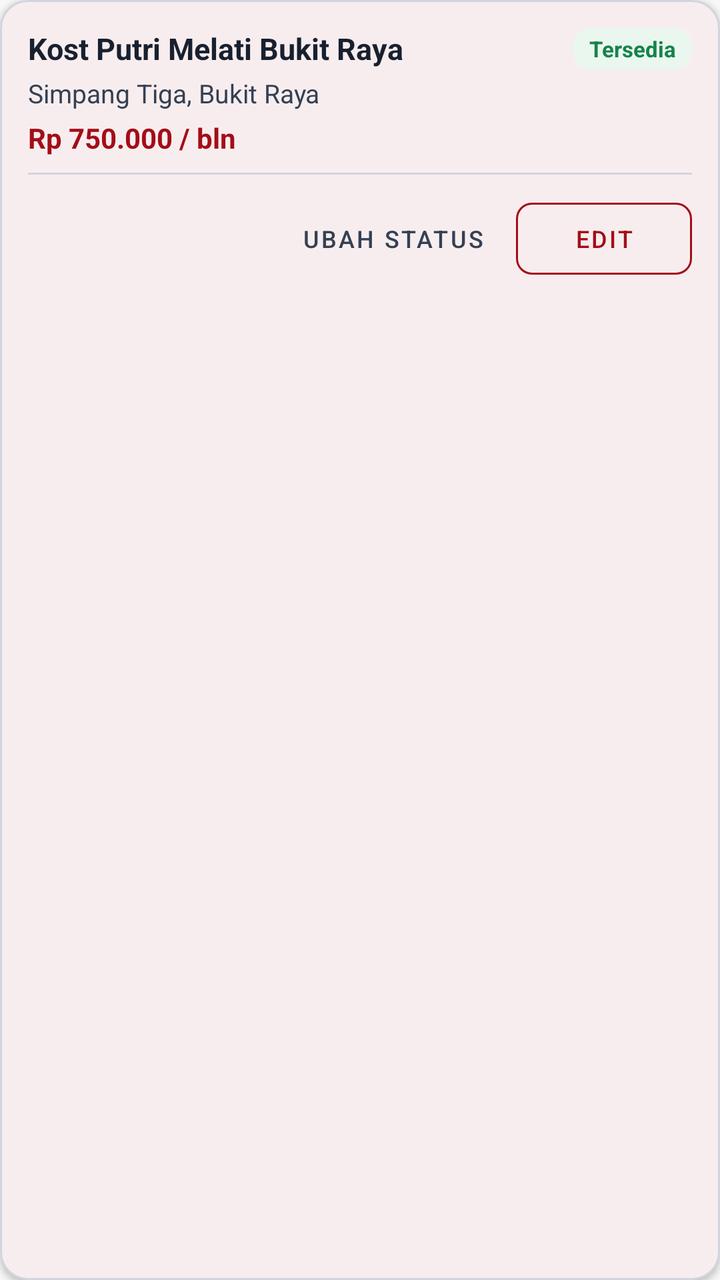
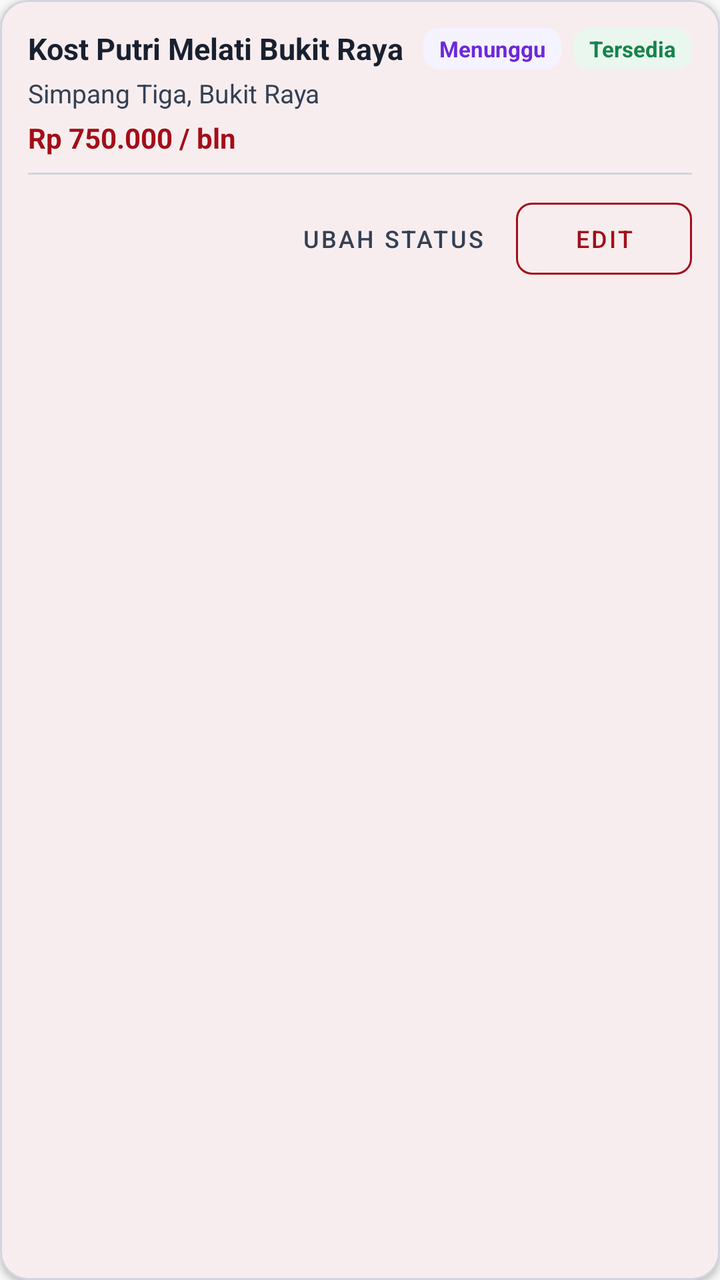

An Android layout rendered at two revisions. The XML below is the earlier revision; the diff shows what the commit changed to produce the second picture.
<!-- AndroidManifest.xml: application theme Theme.CariKostKita -->
<!-- res/layout/item_admin_kost_card.xml -->
<?xml version="1.0" encoding="utf-8"?>
<com.google.android.material.card.MaterialCardView xmlns:android="http://schemas.android.com/apk/res/android"
    xmlns:app="http://schemas.android.com/apk/res-auto"
    android:layout_width="match_parent"
    android:layout_height="wrap_content"
    android:layout_marginHorizontal="16dp"
    android:layout_marginVertical="6dp"
    app:cardBackgroundColor="@color/surface"
    app:cardCornerRadius="14dp"
    app:cardElevation="2dp"
    app:strokeColor="@color/border"
    app:strokeWidth="1dp">

    <LinearLayout
        android:layout_width="match_parent"
        android:layout_height="wrap_content"
        android:orientation="vertical"
        android:padding="14dp">

        <LinearLayout
            android:layout_width="match_parent"
            android:layout_height="wrap_content"
            android:gravity="center_vertical"
            android:orientation="horizontal">

            <TextView
                android:id="@+id/tv_admin_kost_name"
                android:layout_width="0dp"
                android:layout_height="wrap_content"
                android:layout_weight="1"
                android:ellipsize="end"
                android:maxLines="1"
                android:text="Kost Putri Melati Bukit Raya"
                android:textColor="@color/text_primary"
                android:textSize="15sp"
                android:textStyle="bold" />

            <TextView
                android:id="@+id/tv_admin_kost_status"
                android:layout_width="wrap_content"
                android:layout_height="wrap_content"
                android:background="@drawable/bg_badge_tersedia"
                android:paddingHorizontal="8dp"
                android:paddingVertical="3dp"
                android:text="Tersedia"
                android:textColor="@color/status_tersedia"
                android:textSize="11sp"
                android:textStyle="bold" />
        </LinearLayout>

        <TextView
            android:id="@+id/tv_admin_kost_location"
            android:layout_width="match_parent"
            android:layout_height="wrap_content"
            android:layout_marginTop="3dp"
            android:text="Simpang Tiga, Bukit Raya"
            android:textColor="@color/text_secondary"
            android:textSize="13sp" />

        <TextView
            android:id="@+id/tv_admin_kost_price"
            android:layout_width="wrap_content"
            android:layout_height="wrap_content"
            android:layout_marginTop="4dp"
            android:text="Rp 750.000 / bln"
            android:textColor="@color/primary"
            android:textSize="14sp"
            android:textStyle="bold" />

        <View
            android:layout_width="match_parent"
            android:layout_height="1dp"
            android:layout_marginVertical="8dp"
            android:background="@color/border" />

        
        <LinearLayout
            android:layout_width="match_parent"
            android:layout_height="wrap_content"
            android:gravity="end"
            android:orientation="horizontal">

            <com.google.android.material.button.MaterialButton
                android:id="@+id/btn_admin_toggle_status"
                style="@style/Widget.MaterialComponents.Button.TextButton"
                android:layout_width="wrap_content"
                android:layout_height="wrap_content"
                android:text="Ubah Status"
                android:textColor="@color/text_secondary"
                android:textSize="12sp" />

            <com.google.android.material.button.MaterialButton
                android:id="@+id/btn_admin_edit_kost"
                style="@style/Widget.MaterialComponents.Button.OutlinedButton"
                android:layout_width="wrap_content"
                android:layout_height="wrap_content"
                android:layout_marginStart="8dp"
                android:text="Edit"
                android:textColor="@color/primary"
                android:textSize="12sp"
                app:cornerRadius="8dp"
                app:strokeColor="@color/primary" />
        </LinearLayout>

    </LinearLayout>

</com.google.android.material.card.MaterialCardView>
<!-- resources referenced by this layout -->
<resources>
  <color name="border">#D0D5DD</color>
  <color name="primary">#A30D18</color>
  <color name="status_tersedia">#16834B</color>
  <color name="surface">#FFFFFF</color>
  <color name="text_primary">#18202F</color>
  <color name="text_secondary">#344054</color>
  <!-- drawable bg_badge_tersedia (drawable) -->
  <?xml version="1.0" encoding="utf-8"?>
  <shape xmlns:android="http://schemas.android.com/apk/res/android"
      android:shape="rectangle">
      <solid android:color="@color/status_tersedia_soft" />
      <corners android:radius="8dp" />
  </shape>
  <style name="Theme.CariKostKita" parent="Theme.Material3.DayNight.NoActionBar">
          
          <item name="colorPrimary">@color/primary</item>
          <item name="colorPrimaryDark">@color/primary_dark</item>
          <item name="colorOnPrimary">@color/on_primary</item>
          <item name="colorPrimaryContainer">@color/primary_soft</item>
          <item name="colorOnPrimaryContainer">@color/primary</item>
  
          
          <item name="android:windowBackground">@color/background</item>
          <item name="colorSurface">@color/surface</item>
          <item name="colorOnSurface">@color/text_primary</item>
          <item name="colorOutline">@color/border</item>
  
          
          <item name="android:statusBarColor">@color/surface</item>
          <item name="android:windowLightStatusBar">true</item>
          <item name="android:navigationBarColor">@color/surface</item>
          <item name="android:windowLightNavigationBar" tools:targetApi="o_mr1">true</item>
      </style>
  <color name="status_tersedia_soft">#EAF7EF</color>
  <color name="primary_dark">#7A0C12</color>
  <color name="on_primary">#FFFFFF</color>
  <color name="primary_soft">#FBEAEC</color>
  <color name="background">#F8F8F6</color>
</resources>

<!-- the commit's change to res/layout/item_admin_kost_card.xml (unified diff, before → after) -->
@@ -36,6 +36,19 @@
                 android:textStyle="bold" />
 
             <TextView
+                android:id="@+id/tv_admin_kost_verif_status"
+                android:layout_width="wrap_content"
+                android:layout_height="wrap_content"
+                android:layout_marginEnd="6dp"
+                android:background="@drawable/bg_badge_campur"
+                android:paddingHorizontal="8dp"
+                android:paddingVertical="3dp"
+                android:text="Menunggu"
+                android:textColor="@color/badge_campur"
+                android:textSize="11sp"
+                android:textStyle="bold" />
+
+            <TextView
                 android:id="@+id/tv_admin_kost_status"
                 android:layout_width="wrap_content"
                 android:layout_height="wrap_content"
@@ -47,6 +60,19 @@
                 android:textSize="11sp"
                 android:textStyle="bold" />
         </LinearLayout>
+
+        <TextView
+            android:id="@+id/tv_admin_kost_revisi_note"
+            android:layout_width="match_parent"
+            android:layout_height="wrap_content"
+            android:layout_marginTop="6dp"
+            android:background="#FFF3E0"
+            android:paddingHorizontal="10dp"
+            android:paddingVertical="6dp"
+            android:text="Catatan Admin: Mohon perbaiki data foto dan patokan."
+            android:textColor="#E65100"
+            android:textSize="11sp"
+            android:visibility="gone" />
 
         <TextView
             android:id="@+id/tv_admin_kost_location"
<!-- resource entries referenced after the edit -->
@@ -1,11 +1,18 @@
 <!-- resources referenced by this layout -->
 <resources>
+  <color name="badge_campur">#6D28D9</color>
   <color name="border">#D0D5DD</color>
   <color name="primary">#A30D18</color>
   <color name="status_tersedia">#16834B</color>
   <color name="surface">#FFFFFF</color>
   <color name="text_primary">#18202F</color>
   <color name="text_secondary">#344054</color>
+  <!-- drawable bg_badge_campur (drawable) -->
+  <?xml version="1.0" encoding="utf-8"?>
+  <shape xmlns:android="http://schemas.android.com/apk/res/android">
+      <solid android:color="@color/badge_campur_soft" />
+      <corners android:radius="8dp" />
+  </shape>
   <!-- drawable bg_badge_tersedia (drawable) -->
   <?xml version="1.0" encoding="utf-8"?>
   <shape xmlns:android="http://schemas.android.com/apk/res/android"
@@ -33,6 +40,7 @@
           <item name="android:navigationBarColor">@color/surface</item>
           <item name="android:windowLightNavigationBar" tools:targetApi="o_mr1">true</item>
       </style>
+  <color name="badge_campur_soft">#F5F3FF</color>
   <color name="status_tersedia_soft">#EAF7EF</color>
   <color name="primary_dark">#7A0C12</color>
   <color name="on_primary">#FFFFFF</color>
